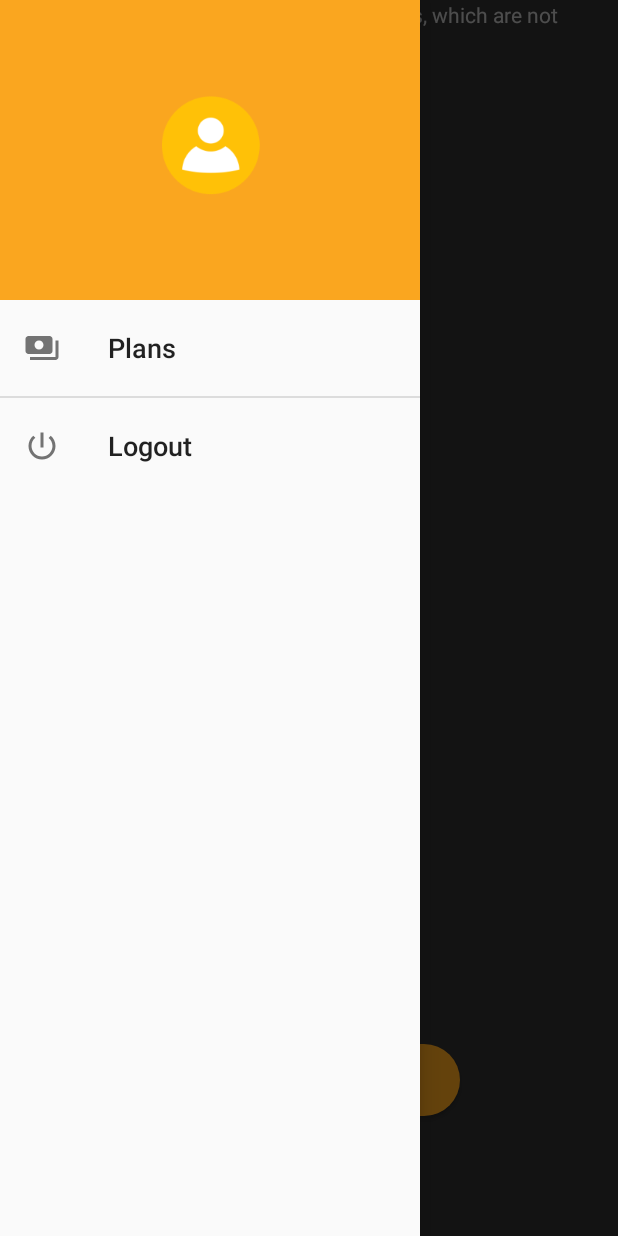
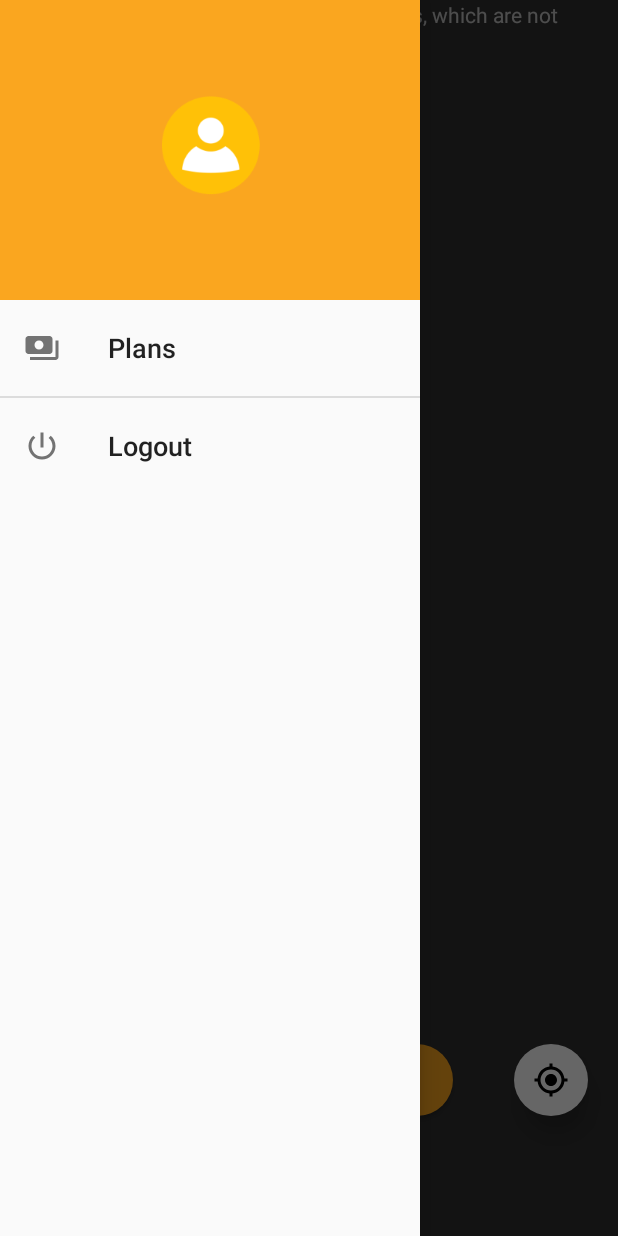
Before and after one commit to Broll-E-Project300/Broll-E-App, an Android app: the screen it shows after launch once a user with an empty profile is signed in (MainActivity2), with the side drawer open, on a phone screen of 412 x 824 dp. Run offline under Robolectric (Android 15) with nearby library versions, the phone set to English and light mode, and no system bars; our stand-ins replace Firebase (no records; nobody signed in at launch, a user with empty details on screens opened directly).

Commit message:
Merged UI features branch. Added location button

```diff
--- a/app/src/main/java/com/qrscanner/app/MapFragment.java
+++ b/app/src/main/java/com/qrscanner/app/MapFragment.java
@@ -46,6 +46,7 @@ import com.google.android.gms.maps.OnMapReadyCallback;
 import com.google.android.gms.maps.SupportMapFragment;
 import com.google.android.gms.maps.model.BitmapDescriptor;
 import com.google.android.gms.maps.model.BitmapDescriptorFactory;
+import com.google.android.gms.maps.model.CameraPosition;
 import com.google.android.gms.maps.model.CircleOptions;
 import com.google.android.gms.maps.model.LatLng;
 import com.google.android.gms.maps.model.Marker;
@@ -62,7 +63,7 @@ import com.qrscanner.app.databinding.ActivityMaps2Binding;
 import java.util.List;
 
 public class MapFragment extends Fragment {
-    Button button1;
+    ImageButton mylocation_btn;
     Integer check = 0;
     ItemViewModel viewModel;
     int umbrellaNumber, available = 6;
@@ -221,6 +222,14 @@ public class MapFragment extends Fragment {
                                             }
                                         });
 
+                                ImageButton location = view.findViewById(R.id.location_btn);
+                                location.setOnClickListener(new View.OnClickListener() {
+                                    @Override
+                                    public void onClick(View view) {
+                                        mMap.moveCamera(CameraUpdateFactory.newLatLngZoom(userlocale,15));
+                                    }
+                                });
+
                             }
                         });
 
--- /dev/null
+++ b/app/src/main/res/drawable/ic_location.xml
@@ -0,0 +1,5 @@
+<vector android:height="24dp" android:tint="#000000"
+    android:viewportHeight="24" android:viewportWidth="24"
+    android:width="24dp" xmlns:android="http://schemas.android.com/apk/res/android">
+    <path android:fillColor="@android:color/white" android:pathData="M12,8c-2.21,0 -4,1.79 -4,4s1.79,4 4,4 4,-1.79 4,-4 -1.79,-4 -4,-4zM20.94,11c-0.46,-4.17 -3.77,-7.48 -7.94,-7.94L13,1h-2v2.06C6.83,3.52 3.52,6.83 3.06,11L1,11v2h2.06c0.46,4.17 3.77,7.48 7.94,7.94L11,23h2v-2.06c4.17,-0.46 7.48,-3.77 7.94,-7.94L23,13v-2h-2.06zM12,19c-3.87,0 -7,-3.13 -7,-7s3.13,-7 7,-7 7,3.13 7,7 -3.13,7 -7,7z"/>
+</vector>
--- a/app/src/main/res/layout/activity_main2.xml
+++ b/app/src/main/res/layout/activity_main2.xml
@@ -57,8 +57,8 @@
             android:background="@drawable/btn_scan"
             android:text="Scan"
             android:textSize="18dp"
-            android:paddingLeft="60dp"
-            android:paddingRight="60dp"
+            android:paddingLeft="55dp"
+            android:paddingRight="55dp"
             android:paddingTop="10dp"
             android:paddingBottom="10dp"
             android:drawableLeft="@drawable/ic_scanicon"
--- a/app/src/main/res/layout/fragment_map.xml
+++ b/app/src/main/res/layout/fragment_map.xml
@@ -1,9 +1,25 @@
 <?xml version="1.0" encoding="utf-8"?>
-<RelativeLayout xmlns:android="http://schemas.android.com/apk/res/android"
+<androidx.constraintlayout.widget.ConstraintLayout xmlns:android="http://schemas.android.com/apk/res/android"
     xmlns:tools="http://schemas.android.com/tools"
     android:layout_width="match_parent"
     android:layout_height="match_parent"
+    xmlns:app="http://schemas.android.com/apk/res-auto"
     tools:context=".MapFragment">
+
+    <ImageButton
+        android:id="@+id/location_btn"
+        android:layout_width="49dp"
+        android:layout_height="48dp"
+        android:layout_marginStart="12dp"
+        android:layout_marginTop="55dp"
+        android:background="@drawable/btn_shape"
+        android:elevation="10dp"
+        android:src="@drawable/ic_location"
+        android:textColor="@color/black"
+        app:layout_constraintEnd_toEndOf="parent"
+        app:layout_constraintBottom_toBottomOf="parent"
+        android:layout_marginBottom="80dp"
+        android:layout_marginEnd="20dp"/>
 
     <!-- TEST MAP FRAGMENT -->
     <fragment
@@ -13,4 +29,4 @@
         android:name="com.google.android.gms.maps.SupportMapFragment"/>
 
 
-</RelativeLayout>
+</androidx.constraintlayout.widget.ConstraintLayout>
```
